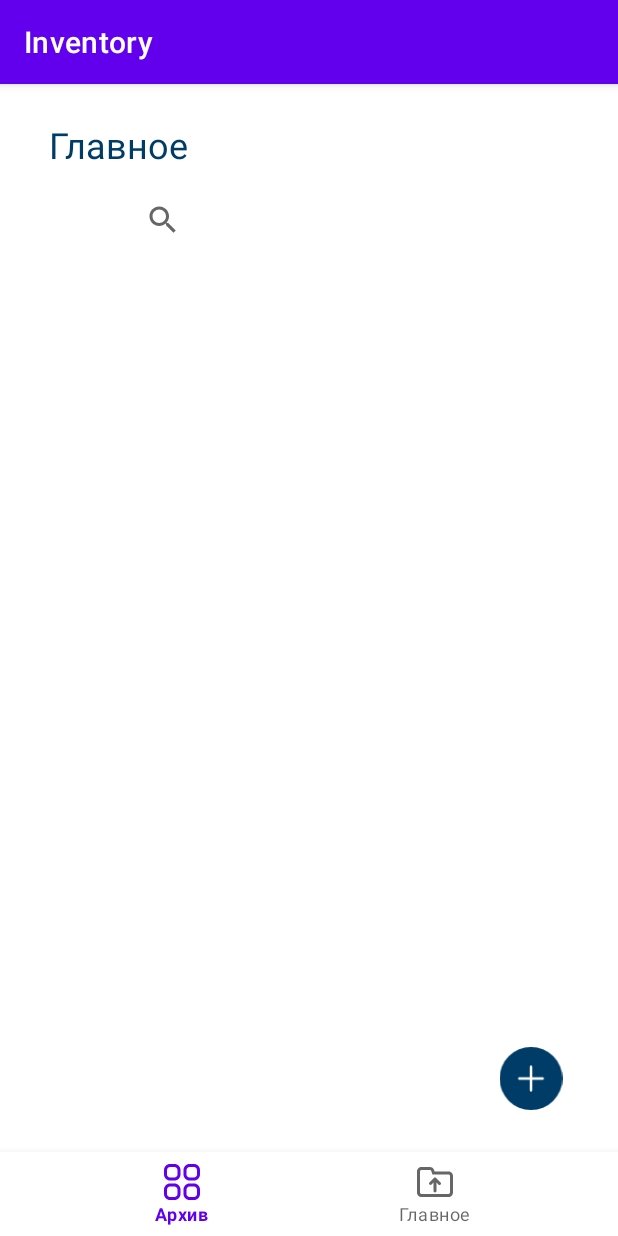
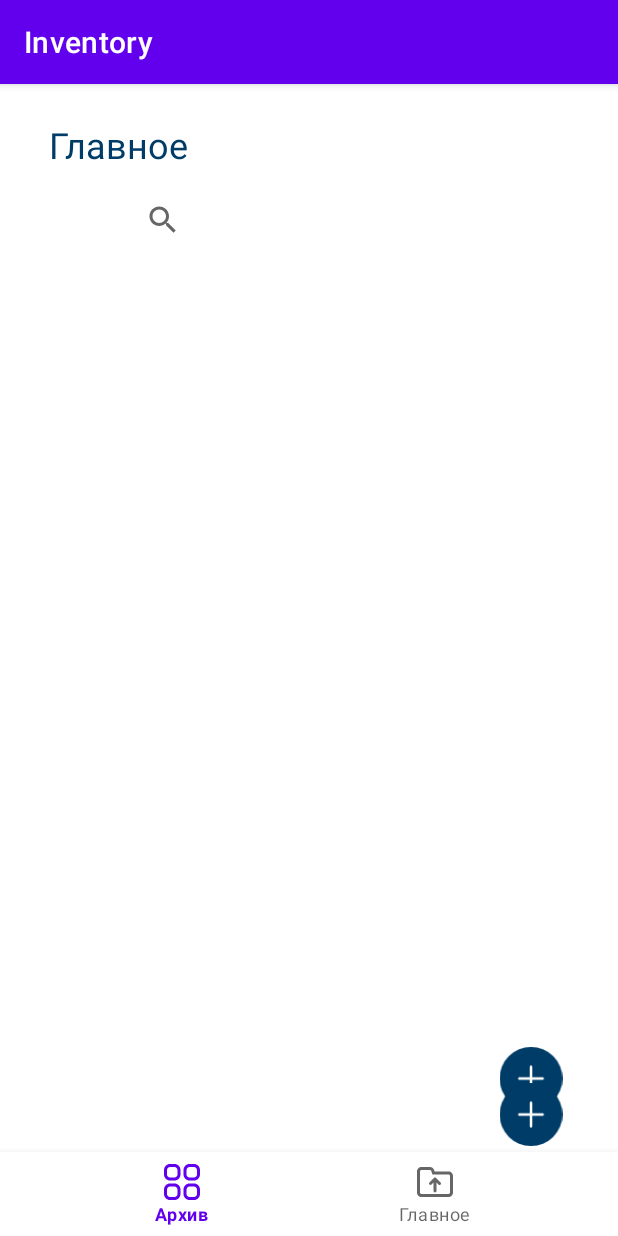
Before and after one commit to Urmaturi/Inventory, an Android app: the InventoryArchiveFragment screen opened through its navigation route, on a phone screen of 412 x 824 dp. Run offline under Robolectric (Android 15) with nearby library versions, the phone set to English and light mode, and no system bars; our stand-ins replace navigation-ui; Roboto replaces fonts that are not available here.

Commit message:
add + menu

```diff
--- a/app/src/main/AndroidManifest.xml
+++ b/app/src/main/AndroidManifest.xml
@@ -1,5 +1,6 @@
 <?xml version="1.0" encoding="utf-8"?>
 <manifest xmlns:android="http://schemas.android.com/apk/res/android"
+    xmlns:tools="http://schemas.android.com/tools"
     package="com.example.inventory">
 
     <application
@@ -8,7 +9,9 @@
         android:label="@string/app_name"
         android:roundIcon="@mipmap/ic_launcher_round"
         android:supportsRtl="true"
-        android:theme="@style/Theme.Inventory">
+        android:theme="@style/Theme.Inventory"
+        tools:ignore="ExtraText">
+
         <activity
             android:name=".MainActivity"
             android:exported="true">
--- a/app/src/main/res/layout/activity_main.xml
+++ b/app/src/main/res/layout/activity_main.xml
@@ -30,6 +30,15 @@
         app:layout_constraintStart_toStartOf="parent"
         app:menu="@menu/bottom_menu_nav" />
 
+        <ImageView
+            android:id="@+id/imageViewAddNewModel"
+            android:layout_width="52dp"
+            android:layout_height="42dp"
+            android:layout_marginEnd="32dp"
+            android:layout_marginBottom="60dp"
+            android:src="@drawable/ic_add_new_product"
+            app:layout_constraintBottom_toBottomOf="parent"
+            app:layout_constraintEnd_toEndOf="parent" />
 
     <!--    <androidx.recyclerview.widget.RecyclerView-->
     <!--        android:id="@+id/recyclerView"-->
```
Also changed, not shown: app/src/main/java/com/example/inventory/InventoryFragment.kt (+9 -0 lines), app/src/main/java/com/example/inventory/MainActivity.kt (+11 -0 lines), app/src/main/res/layout/fragment_inventory.xml (+12 -11 lines).
